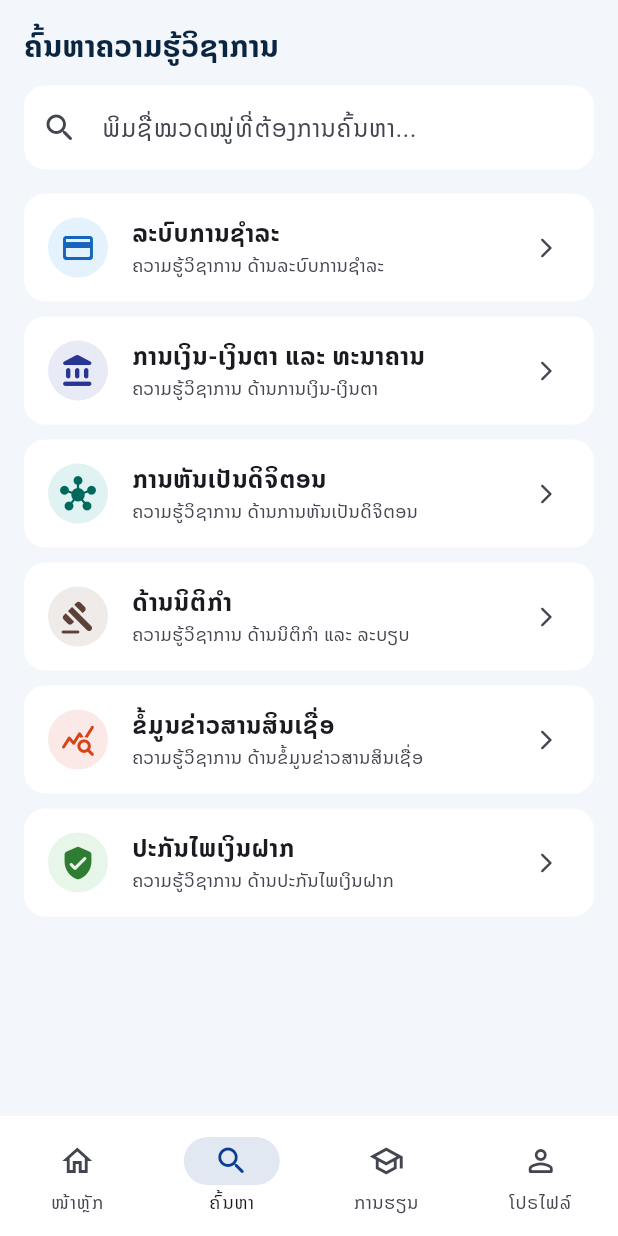
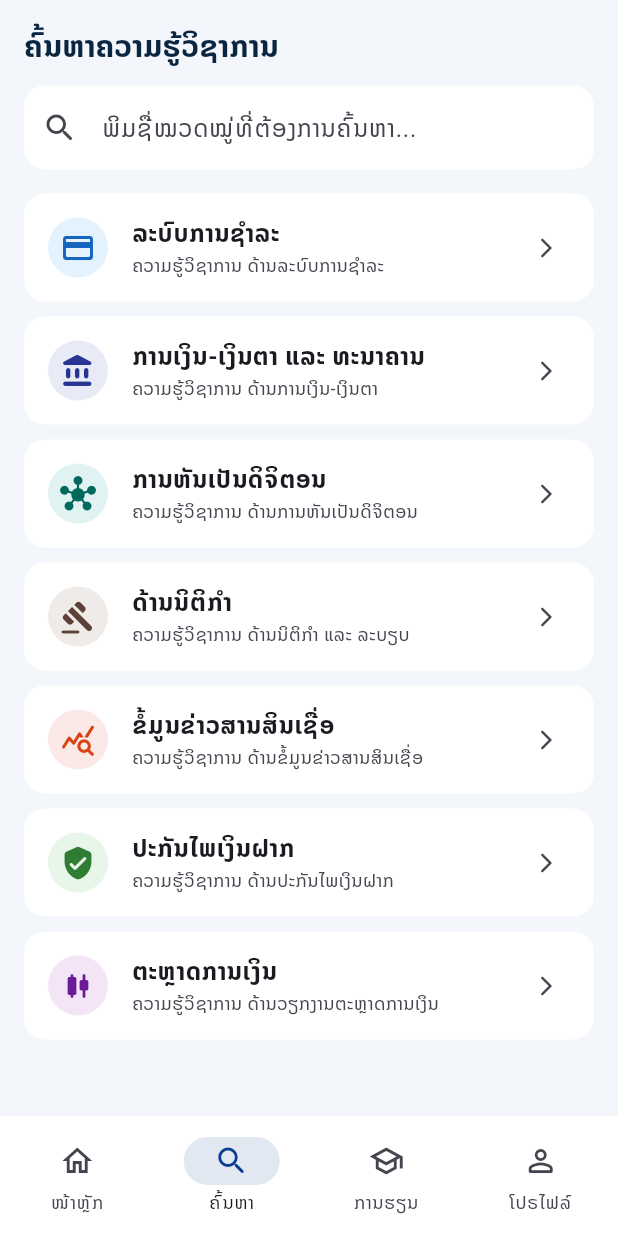
Before and after one commit to omdala-cell/oz_knowledge_app, a Flutter app: the screen it shows after launch, item 2 of the bottom bar chosen, on a phone screen of 412 x 824 dp. Run offline on Flutter 3.47's test engine with Material 3 defaults, Android fonts, the phone set to English and light mode, and no system bars; our stand-ins replace google_fonts, webview_flutter.

Commit message:
Update main.dart

```diff
--- a/lib/main.dart
+++ b/lib/main.dart
@@ -95,6 +95,14 @@ const List<SiteCategory> appCategories = [
     color: Color(0xFF2E7D32),
     bgColor: Color(0xFFE8F5E9),
   ),
+  SiteCategory(
+    title: 'ຕະຫຼາດການເງິນ',
+    subtitle: 'ຄວາມຮູ້ວິຊາການ ດ້ານວຽກງານຕະຫຼາດການເງິນ',
+    url: 'https://sites.google.com/view/ozfinmarket-la/home',
+    icon: Icons.candlestick_chart_rounded,
+    color: Color(0xFF6A1B9A),
+    bgColor: Color(0xFFF3E5F5),
+  ),
 ];
 
 class MainShellScreen extends StatefulWidget {
@@ -160,7 +168,7 @@ class _MainShellScreenState extends State<MainShellScreen> {
     );
   }
 
-  // 1. ໜ້າຫຼັກ (Home Tab) ຕາມ UX/UI ໃໝ່
+  // 1. ໜ້າຫຼັກ (Home Tab) ຕາມ UX/UI ເດີມ ພ້ອມ 7 ໝວດໝູ່
   Widget _buildHomeTab() {
     return SingleChildScrollView(
       child: Column(
@@ -183,7 +191,6 @@ class _MainShellScreenState extends State<MainShellScreen> {
             ),
             child: Column(
               children: [
-                // ແຖວ Brand OMDALAZONE + ກະດິ່ງແຈ້ງເຕືອນ
                 Row(
                   mainAxisAlignment: MainAxisAlignment.spaceBetween,
                   children: [
@@ -254,11 +261,10 @@ class _MainShellScreenState extends State<MainShellScreen> {
                 ),
                 const SizedBox(height: 4),
                 const Text(
-                  'ແຫຼ່ງຮຽນຮູ້ສຳລັບພະນັກງານຂະແໜງການເງິນ-ເງິນຕາ',
+                  'ແຫຼ່ງຮຽນຮູ້ສຳລັບຂະແໜງການເງິນ',
                   style: TextStyle(color: Colors.white70, fontSize: 14),
                 ),
                 const SizedBox(height: 18),
-                // ກ່ອງ Banner ຍ່ອຍ Digital Knowledge Platform
                 Container(
                   width: double.infinity,
                   padding: const EdgeInsets.all(16),
@@ -358,10 +364,12 @@ class _MainShellScreenState extends State<MainShellScreen> {
             ),
           ),
 
-          // ຕາຕະລາງ 6 ໝວດໝູ່ແບບ Horizontal Card
+          // ຕາຕະລາງ 6 ໝວດໝູ່ທຳອິດ + ກາດທີ 7 ແບບເຕັມຄວາມກວ້າງດ້ານລຸ່ມ
           Padding(
             padding: const EdgeInsets.symmetric(horizontal: 16),
-            child: GridView.builder(
+            child: Column(
+              children: [
+                GridView.builder(
                   shrinkWrap: true,
                   physics: const NeverScrollableScrollPhysics(),
                   gridDelegate: const SliverGridDelegateWithFixedCrossAxisCount(
@@ -370,75 +378,19 @@ class _MainShellScreenState extends State<MainShellScreen> {
                     mainAxisSpacing: 12,
                     childAspectRatio: 1.55,
                   ),
-              itemCount: appCategories.length,
+                  itemCount: 6,
                   itemBuilder: (context, index) {
-                final item = appCategories[index];
-                return InkWell(
-                  borderRadius: BorderRadius.circular(16),
-                  onTap: () => _openCategory(item),
-                  child: Container(
-                    padding: const EdgeInsets.all(12),
-                    decoration: BoxDecoration(
-                      color: Colors.white,
-                      borderRadius: BorderRadius.circular(16),
-                      boxShadow: [
-                        BoxShadow(
-                          color: Colors.black.withValues(alpha: 0.04),
-                          blurRadius: 8,
-                          offset: const Offset(0, 3),
+                    return _buildCategoryCard(appCategories[index]);
+                  },
                 ),
-                      ],
-                    ),
-                    child: Row(
-                      children: [
-                        Container(
-                          padding: const EdgeInsets.all(10),
-                          decoration: BoxDecoration(
-                            color: item.bgColor,
-                            shape: BoxShape.circle,
-                          ),
-                          child: Icon(item.icon, color: item.color, size: 24),
-                        ),
-                        const SizedBox(width: 10),
-                        Expanded(
-                          child: Column(
-                            crossAxisAlignment: CrossAxisAlignment.start,
-                            mainAxisAlignment: MainAxisAlignment.center,
-                            children: [
-                              Text(
-                                item.title,
-                                maxLines: 2,
-                                overflow: TextOverflow.ellipsis,
-                                style: const TextStyle(
-                                  fontWeight: FontWeight.bold,
-                                  fontSize: 13,
-                                  color: Color(0xFF1A1A1A),
-                                  height: 1.2,
-                                ),
-                              ),
-                              const SizedBox(height: 4),
-                              Text(
-                                item.subtitle,
-                                maxLines: 2,
-                                overflow: TextOverflow.ellipsis,
-                                style: TextStyle(
-                                  fontSize: 10.5,
-                                  color: Colors.grey.shade600,
-                                  height: 1.2,
-                                ),
-                              ),
+                const SizedBox(height: 12),
+                // ໝວດໝູ່ທີ 7: ຕະຫຼາດການເງິນ
+                _buildCategoryCard(appCategories[6], isWide: true),
               ],
             ),
           ),
-                      ],
-                    ),
-                  ),
-                );
-              },
-            ),
-          ),
 
-          // ສ່ວນ ບົດຮຽນແນະນຳ (Featured Card ດ້ານລຸ່ມ)
+          // ສ່ວນ ບົດຮຽນແນະນຳ
           Padding(
             padding: const EdgeInsets.fromLTRB(16, 20, 16, 24),
             child: Column(
@@ -543,6 +495,76 @@ class _MainShellScreenState extends State<MainShellScreen> {
             ),
           ),
         ],
+      ),
+    );
+  }
+
+  Widget _buildCategoryCard(SiteCategory item, {bool isWide = false}) {
+    return InkWell(
+      borderRadius: BorderRadius.circular(16),
+      onTap: () => _openCategory(item),
+      child: Container(
+        width: isWide ? double.infinity : null,
+        padding: EdgeInsets.symmetric(
+          horizontal: isWide ? 16 : 12,
+          vertical: isWide ? 14 : 12,
+        ),
+        decoration: BoxDecoration(
+          color: Colors.white,
+          borderRadius: BorderRadius.circular(16),
+          boxShadow: [
+            BoxShadow(
+              color: Colors.black.withValues(alpha: 0.04),
+              blurRadius: 8,
+              offset: const Offset(0, 3),
+            ),
+          ],
+        ),
+        child: Row(
+          children: [
+            Container(
+              padding: const EdgeInsets.all(10),
+              decoration: BoxDecoration(
+                color: item.bgColor,
+                shape: BoxShape.circle,
+              ),
+              child: Icon(item.icon, color: item.color, size: 24),
+            ),
+            const SizedBox(width: 12),
+            Expanded(
+              child: Column(
+                crossAxisAlignment: CrossAxisAlignment.start,
+                mainAxisAlignment: MainAxisAlignment.center,
+                children: [
+                  Text(
+                    item.title,
+                    maxLines: 2,
+                    overflow: TextOverflow.ellipsis,
+                    style: TextStyle(
+                      fontWeight: FontWeight.bold,
+                      fontSize: isWide ? 14.5 : 13,
+                      color: const Color(0xFF1A1A1A),
+                      height: 1.2,
+                    ),
+                  ),
+                  const SizedBox(height: 4),
+                  Text(
+                    item.subtitle,
+                    maxLines: 2,
+                    overflow: TextOverflow.ellipsis,
+                    style: TextStyle(
+                      fontSize: isWide ? 12 : 10.5,
+                      color: Colors.grey.shade600,
+                      height: 1.2,
+                    ),
+                  ),
+                ],
+              ),
+            ),
+            if (isWide)
+              Icon(Icons.chevron_right_rounded, color: item.color, size: 24),
+          ],
+        ),
       ),
     );
   }
@@ -717,14 +739,14 @@ class _MainShellScreenState extends State<MainShellScreen> {
                           color: Color(0xFF0D47A1)),
                       title: Text('ກ່ຽວກັບແອັບພລິເຄຊັນ'),
                       subtitle: Text(
-                          'ສູນລວມຄວາມຮູ້ວິຊາການດ້ານການເງິນ-ການທະນາຄານ, ລະບົບການຊຳລະ, ການຫັນເປັນດິຈິຕອນ, ນິຕິກຳ, ຂໍ້ມູນຂ່າວສານສິນເຊື່ອ ແລະ ປະກັນໄພເງິນຝາກ.'),
+                          'ສູນລວມຄວາມຮູ້ວິຊາການດ້ານການເງິນ-ການທະນາຄານ, ລະບົບການຊຳລະ, ການຫັນເປັນດິຈິຕອນ, ນິຕິກຳ, ຂໍ້ມູນຂ່າວສານສິນເຊື່ອ, ປະກັນໄພເງິນຝາກ ແລະ ຕະຫຼາດການເງິນ.'),
                     ),
                     Divider(),
                     ListTile(
                       leading: Icon(Icons.verified_rounded,
                           color: Color(0xFF2E7D32)),
                       title: Text('ເວີຊັນແອັບ'),
-                      subtitle: Text('Version 2.0 (UX/UI Edition)'),
+                      subtitle: Text('Version 2.1 (7 Knowledge Hubs)'),
                     ),
                   ],
                 ),
```
Lines whose indentation alone changed are shown as unchanged.
